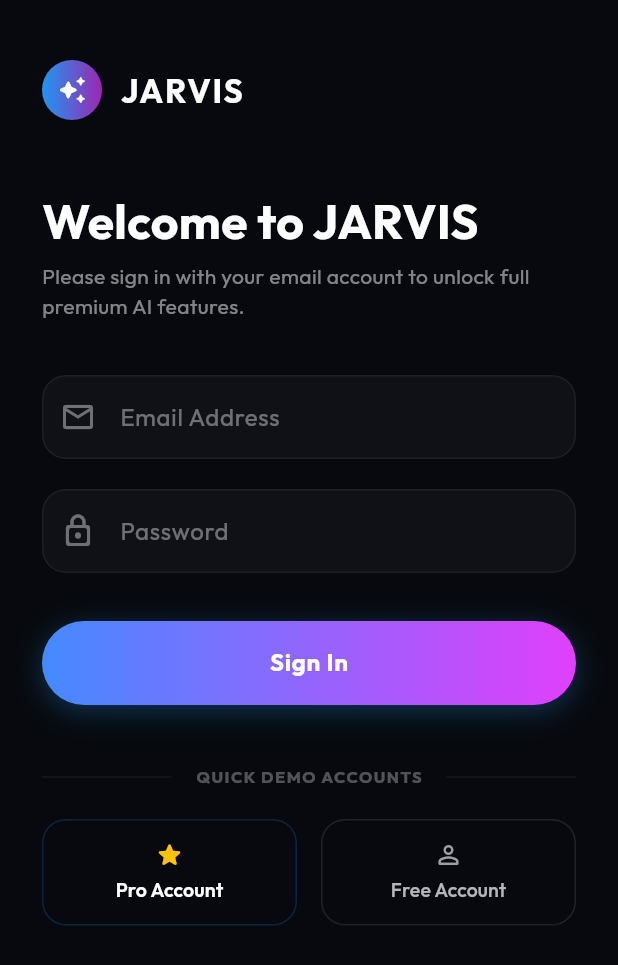
After one commit to aghoriii33/XG30, a Flutter app: the LoginScreen screen opened by its route, on a phone screen of 412 x 824 dp. The commit adds this screen. Shown: the top 965 px of the screen. Run offline on Flutter 3.47's test engine with Material 3 defaults, Android fonts, the phone set to English and light mode, and no system bars; our stand-ins replace flutter_riverpod, go_router, google_fonts, shared_preferences; accounts and stored records are empty; network calls fail.

Commit message:
Implement premium Authentication login screen and sign-out menu

```diff
--- a/jarvis_ai/lib/main.dart
+++ b/jarvis_ai/lib/main.dart
@@ -2,6 +2,7 @@ import 'package:flutter/material.dart';
 import 'package:flutter_riverpod/flutter_riverpod.dart';
 import 'package:go_router/go_router.dart';
 import 'screens/onboarding.dart';
+import 'screens/login.dart';
 import 'screens/home.dart';
 import 'screens/chat.dart';
 import 'screens/voice.dart';
@@ -21,6 +22,10 @@ final GoRouter _router = GoRouter(
     GoRoute(
       path: '/',
       builder: (context, state) => const OnboardingScreen(),
+    ),
+    GoRoute(
+      path: '/login',
+      builder: (context, state) => const LoginScreen(),
     ),
     GoRoute(
       path: '/home',
--- a/jarvis_ai/lib/screens/home.dart
+++ b/jarvis_ai/lib/screens/home.dart
@@ -1,8 +1,10 @@
 import 'package:flutter/material.dart';
+import 'package:flutter_riverpod/flutter_riverpod.dart';
 import 'package:go_router/go_router.dart';
 import 'package:google_fonts/google_fonts.dart';
+import '../services/auth_service.dart';
 
-class HomeScreen extends StatelessWidget {
+class HomeScreen extends ConsumerWidget {
   HomeScreen({super.key});
 
   final List<Map<String, dynamic>> _historyItems = [
@@ -21,7 +23,9 @@ class HomeScreen extends StatelessWidget {
   ];
 
   @override
-  Widget build(BuildContext context) {
+  Widget build(BuildContext context, WidgetRef ref) {
+    final user = ref.watch(authServiceProvider);
+    final userName = user?.name ?? 'User';
     return Scaffold(
       backgroundColor: const Color(0xFF07090E),
       body: SafeArea(
@@ -50,7 +54,7 @@ class HomeScreen extends StatelessWidget {
                         ),
                       ),
                       Text(
-                        "Michael",
+                        userName,
                         style: GoogleFonts.outfit(
                           fontSize: 22,
                           color: Colors.white,
@@ -59,8 +63,44 @@ class HomeScreen extends StatelessWidget {
                       ),
                     ],
                   ),
-                  // Sleek User Avatar
-                  Container(
+                  // Sleek User Avatar Popup Menu
+                  PopupMenuButton<String>(
+                    offset: const Offset(0, 50),
+                    color: const Color(0xFF0C0E14),
+                    shape: RoundedRectangleBorder(
+                      borderRadius: BorderRadius.circular(16),
+                      side: BorderSide(color: Colors.white.withOpacity(0.08)),
+                    ),
+                    onSelected: (value) {
+                      if (value == 'logout') {
+                        ref.read(authServiceProvider.notifier).signOut();
+                        context.go('/login');
+                      }
+                    },
+                    itemBuilder: (context) => [
+                      PopupMenuItem<String>(
+                        enabled: false,
+                        child: Text(
+                          user?.email ?? 'Not signed in',
+                          style: GoogleFonts.outfit(color: Colors.white60, fontSize: 13),
+                        ),
+                      ),
+                      const PopupMenuDivider(),
+                      PopupMenuItem<String>(
+                        value: 'logout',
+                        child: Row(
+                          children: [
+                            const Icon(Icons.logout_rounded, color: Colors.redAccent, size: 18),
+                            const SizedBox(width: 8),
+                            Text(
+                              "Sign Out",
+                              style: GoogleFonts.outfit(color: Colors.redAccent),
+                            ),
+                          ],
+                        ),
+                      ),
+                    ],
+                    child: Container(
                       width: 44,
                       height: 44,
                       decoration: BoxDecoration(
@@ -69,6 +109,7 @@ class HomeScreen extends StatelessWidget {
                         image: const DecorationImage(
                           image: NetworkImage('https://images.unsplash.com/photo-1535713875002-d1d0cf377fde?auto=format&fit=crop&w=120&q=80'),
                           fit: BoxFit.cover,
+                        ),
                       ),
                     ),
                   ),
--- /dev/null
+++ b/jarvis_ai/lib/screens/login.dart
@@ -0,0 +1,334 @@
+import 'package:flutter/material.dart';
+import 'package:flutter_riverpod/flutter_riverpod.dart';
+import 'package:go_router/go_router.dart';
+import 'package:google_fonts/google_fonts.dart';
+import '../services/auth_service.dart';
+
+class LoginScreen extends ConsumerStatefulWidget {
+  const LoginScreen({super.key});
+
+  @override
+  ConsumerState<LoginScreen> createState() => _LoginScreenState();
+}
+
+class _LoginScreenState extends ConsumerState<LoginScreen> {
+  final _formKey = GlobalKey<FormState>();
+  final _emailController = TextEditingController();
+  final _passwordController = TextEditingController();
+  bool _isLoading = false;
+  String _errorMessage = '';
+
+  Future<void> _handleLogin(String email, String password) async {
+    setState(() {
+      _isLoading = true;
+      _errorMessage = '';
+    });
+
+    try {
+      await ref.read(authServiceProvider.notifier).signInWithEmailAndPassword(
+            email.trim(),
+            password.trim(),
+          );
+      if (mounted) {
+        context.go('/home');
+      }
+    } catch (e) {
+      setState(() {
+        _errorMessage = 'Login failed: ${e.toString()}';
+      });
+    } finally {
+      if (mounted) {
+        setState(() {
+          _isLoading = false;
+        });
+      }
+    }
+  }
+
+  @override
+  void dispose() {
+    _emailController.dispose();
+    _passwordController.dispose();
+    super.dispose();
+  }
+
+  @override
+  Widget build(BuildContext context) {
+    return Scaffold(
+      backgroundColor: const Color(0xFF07090E),
+      body: SafeArea(
+        child: SingleChildScrollView(
+          padding: const EdgeInsets.symmetric(horizontal: 28.0),
+          child: Column(
+            crossAxisAlignment: CrossAxisAlignment.start,
+            children: [
+              const SizedBox(height: 40),
+
+              // App logo / branding
+              Row(
+                children: [
+                  Container(
+                    width: 40,
+                    height: 40,
+                    decoration: const BoxDecoration(
+                      shape: BoxShape.circle,
+                      gradient: LinearGradient(
+                        colors: [Colors.blue, Colors.purple],
+                      ),
+                    ),
+                    child: const Icon(
+                      Icons.auto_awesome_rounded,
+                      color: Colors.white,
+                      size: 20,
+                    ),
+                  ),
+                  const SizedBox(width: 12),
+                  Text(
+                    "JARVIS",
+                    style: GoogleFonts.outfit(
+                      fontSize: 22,
+                      fontWeight: FontWeight.bold,
+                      letterSpacing: 1.2,
+                      color: Colors.white,
+                    ),
+                  ),
+                ],
+              ),
+
+              const SizedBox(height: 48),
+
+              Text(
+                "Welcome to JARVIS",
+                style: GoogleFonts.outfit(
+                  fontSize: 32,
+                  fontWeight: FontWeight.bold,
+                  color: Colors.white,
+                  height: 1.2,
+                ),
+              ),
+              const SizedBox(height: 8),
+              Text(
+                "Please sign in with your email account to unlock full premium AI features.",
+                style: GoogleFonts.outfit(
+                  fontSize: 14,
+                  color: Colors.white.withOpacity(0.5),
+                  height: 1.4,
+                ),
+              ),
+
+              const SizedBox(height: 36),
+
+              // Sign-in Form
+              Form(
+                key: _formKey,
+                child: Column(
+                  children: [
+                    // Email input
+                    TextFormField(
+                      controller: _emailController,
+                      keyboardType: TextInputType.emailAddress,
+                      style: GoogleFonts.outfit(color: Colors.white),
+                      decoration: InputDecoration(
+                        labelText: 'Email Address',
+                        labelStyle: GoogleFonts.outfit(color: Colors.white.withOpacity(0.4)),
+                        filled: true,
+                        fillColor: Colors.white.withOpacity(0.03),
+                        prefixIcon: Icon(Icons.email_outlined, color: Colors.white.withOpacity(0.4)),
+                        enabledBorder: OutlineInputBorder(
+                          borderRadius: BorderRadius.circular(16),
+                          borderSide: BorderSide(color: Colors.white.withOpacity(0.06)),
+                        ),
+                        focusedBorder: OutlineInputBorder(
+                          borderRadius: BorderRadius.circular(16),
+                          borderSide: const BorderSide(color: Colors.blueAccent),
+                        ),
+                        errorBorder: OutlineInputBorder(
+                          borderRadius: BorderRadius.circular(16),
+                          borderSide: const BorderSide(color: Colors.redAccent),
+                        ),
+                      ),
+                      validator: (value) {
+                        if (value == null || value.trim().isEmpty) {
+                          return 'Please enter your email';
+                        }
+                        if (!RegExp(r'^[\w-\.]+@([\w-]+\.)+[\w-]{2,4}$').hasMatch(value)) {
+                          return 'Please enter a valid email address';
+                        }
+                        return null;
+                      },
+                    ),
+                    const SizedBox(height: 20),
+
+                    // Password input
+                    TextFormField(
+                      controller: _passwordController,
+                      obscureText: true,
+                      style: GoogleFonts.outfit(color: Colors.white),
+                      decoration: InputDecoration(
+                        labelText: 'Password',
+                        labelStyle: GoogleFonts.outfit(color: Colors.white.withOpacity(0.4)),
+                        filled: true,
+                        fillColor: Colors.white.withOpacity(0.03),
+                        prefixIcon: Icon(Icons.lock_outline_rounded, color: Colors.white.withOpacity(0.4)),
+                        enabledBorder: OutlineInputBorder(
+                          borderRadius: BorderRadius.circular(16),
+                          borderSide: BorderSide(color: Colors.white.withOpacity(0.06)),
+                        ),
+                        focusedBorder: OutlineInputBorder(
+                          borderRadius: BorderRadius.circular(16),
+                          borderSide: const BorderSide(color: Colors.blueAccent),
+                        ),
+                      ),
+                      validator: (value) {
+                        if (value == null || value.isEmpty) {
+                          return 'Please enter your password';
+                        }
+                        return null;
+                      },
+                    ),
+
+                    if (_errorMessage.isNotEmpty) ...[
+                      const SizedBox(height: 16),
+                      Text(
+                        _errorMessage,
+                        style: GoogleFonts.outfit(color: Colors.redAccent, fontSize: 13),
+                      ),
+                    ],
+
+                    const SizedBox(height: 32),
+
+                    // Submit Button
+                    GestureDetector(
+                      onTap: () {
+                        if (_formKey.currentState!.validate()) {
+                          _handleLogin(_emailController.text, _passwordController.text);
+                        }
+                      },
+                      child: Container(
+                        width: double.infinity,
+                        height: 56,
+                        decoration: BoxDecoration(
+                          borderRadius: BorderRadius.circular(28),
+                          gradient: const LinearGradient(
+                            colors: [Colors.blueAccent, Colors.purpleAccent],
+                          ),
+                          boxShadow: [
+                            BoxShadow(
+                              color: Colors.blue.withOpacity(0.3),
+                              blurRadius: 15,
+                              offset: const Offset(0, 4),
+                            ),
+                          ],
+                        ),
+                        child: Center(
+                          child: _isLoading
+                              ? const SizedBox(
+                                  width: 24,
+                                  height: 24,
+                                  child: CircularProgressIndicator(color: Colors.white, strokeWidth: 2.5),
+                                )
+                              : Text(
+                                  "Sign In",
+                                  style: GoogleFonts.outfit(
+                                    color: Colors.white,
+                                    fontSize: 16,
+                                    fontWeight: FontWeight.bold,
+                                    letterSpacing: 0.5,
+                                  ),
+                                ),
+                        ),
+                      ),
+                    ),
+                  ],
+                ),
+              ),
+
+              const SizedBox(height: 40),
+
+              // Divider
+              Row(
+                children: [
+                  Expanded(child: Divider(color: Colors.white.withOpacity(0.06))),
+                  Padding(
+                    padding: const EdgeInsets.symmetric(horizontal: 16.0),
+                    child: Text(
+                      "QUICK DEMO ACCOUNTS",
+                      style: GoogleFonts.outfit(
+                        fontSize: 11,
+                        color: Colors.white.withOpacity(0.3),
+                        fontWeight: FontWeight.bold,
+                        letterSpacing: 1.0,
+                      ),
+                    ),
+                  ),
+                  Expanded(child: Divider(color: Colors.white.withOpacity(0.06))),
+                ],
+              ),
+
+              const SizedBox(height: 20),
+
+              // Demo Account Shortcuts
+              Row(
+                children: [
+                  // Demo Pro Account
+                  Expanded(
+                    child: OutlinedButton(
+                      style: OutlinedButton.styleFrom(
+                        side: BorderSide(color: Colors.blue.withOpacity(0.2)),
+                        shape: RoundedRectangleBorder(borderRadius: BorderRadius.circular(16)),
+                        padding: const EdgeInsets.symmetric(vertical: 14),
+                      ),
+                      onPressed: () {
+                        _emailController.text = 'michael.pro@jarvis.ai';
+                        _passwordController.text = 'password123';
+                        _handleLogin('michael.pro@jarvis.ai', 'password123');
+                      },
+                      child: Column(
+                        children: [
+                          const Icon(Icons.star_rounded, color: Colors.amber, size: 20),
+                          const SizedBox(height: 4),
+                          Text(
+                            "Pro Account",
+                            style: GoogleFonts.outfit(color: Colors.white, fontSize: 13, fontWeight: FontWeight.w600),
+                          ),
+                        ],
+                      ),
+                    ),
+                  ),
+                  const SizedBox(width: 16),
+
+                  // Demo Free Account
+                  Expanded(
+                    child: OutlinedButton(
+                      style: OutlinedButton.styleFrom(
+                        side: BorderSide(color: Colors.white.withOpacity(0.1)),
+                        shape: RoundedRectangleBorder(borderRadius: BorderRadius.circular(16)),
+                        padding: const EdgeInsets.symmetric(vertical: 14),
+                      ),
+                      onPressed: () {
+                        _emailController.text = 'user.free@jarvis.ai';
+                        _passwordController.text = 'password123';
+                        _handleLogin('user.free@jarvis.ai', 'password123');
+                      },
+                      child: Column(
+                        children: [
+                          const Icon(Icons.person_outline_rounded, color: Colors.grey, size: 20),
+                          const SizedBox(height: 4),
+                          Text(
+                            "Free Account",
+                            style: GoogleFonts.outfit(color: Colors.white.withOpacity(0.7), fontSize: 13),
+                          ),
+                        ],
+                      ),
+                    ),
+                  ),
+                ],
+              ),
+              const SizedBox(height: 32),
+            ],
+          ),
+        ),
+      ),
+    );
+  }
+}
--- a/jarvis_ai/lib/screens/onboarding.dart
+++ b/jarvis_ai/lib/screens/onboarding.dart
@@ -138,7 +138,7 @@ class OnboardingScreen extends StatelessWidget {
 
                   // Premium Get Started Button
                   GestureDetector(
-                    onTap: () => context.go('/home'),
+                    onTap: () => context.go('/login'),
                     child: Container(
                       width: double.infinity,
                       height: 60,
```
Lines whose indentation alone changed are shown as unchanged.
